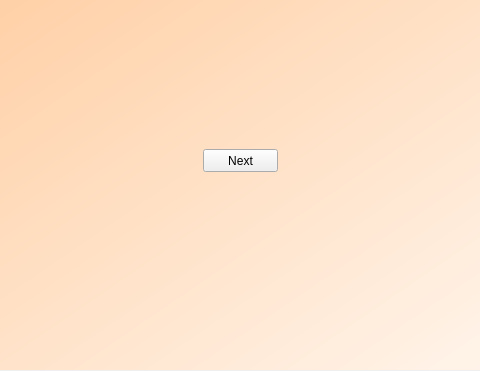
Above: storyFeedback.ui from cnTalon/READ before the change; both pictures show x 347 to 827 and y 431 to 802 of the 1200 by 802 pixel window. Below: the same form after it.
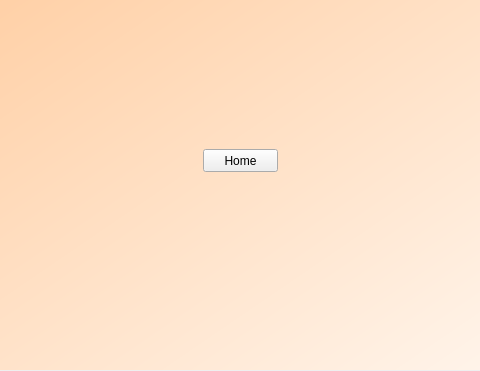
That is the form after the change.

Commit message: fixed admin stats

What changed in the file:
```diff
--- a/storyFeedback.ui
+++ b/storyFeedback.ui
@@ -112,7 +112,7 @@
      </rect>
     </property>
     <property name="text">
-     <string>Next</string>
+     <string>Home</string>
     </property>
    </widget>
   </widget>
```
Left out of the diff: 2 changed lines with no effect on the pictures. The commit also changes 1 other file.
